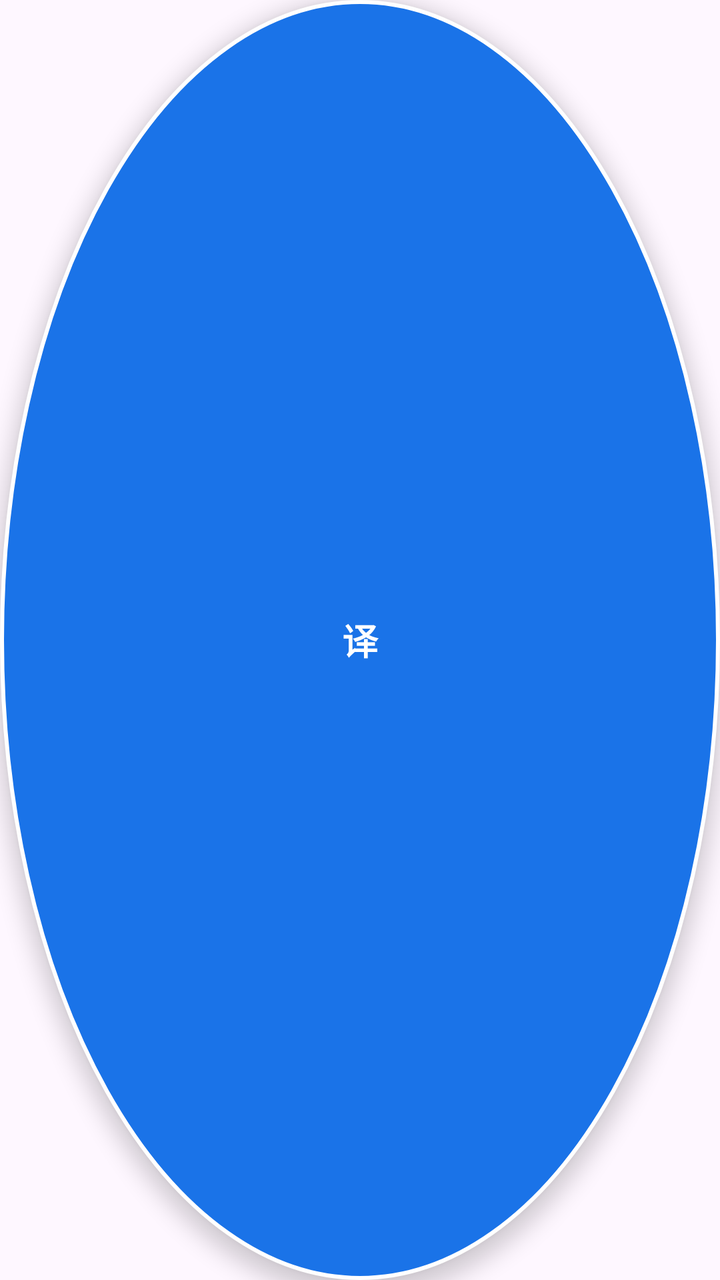
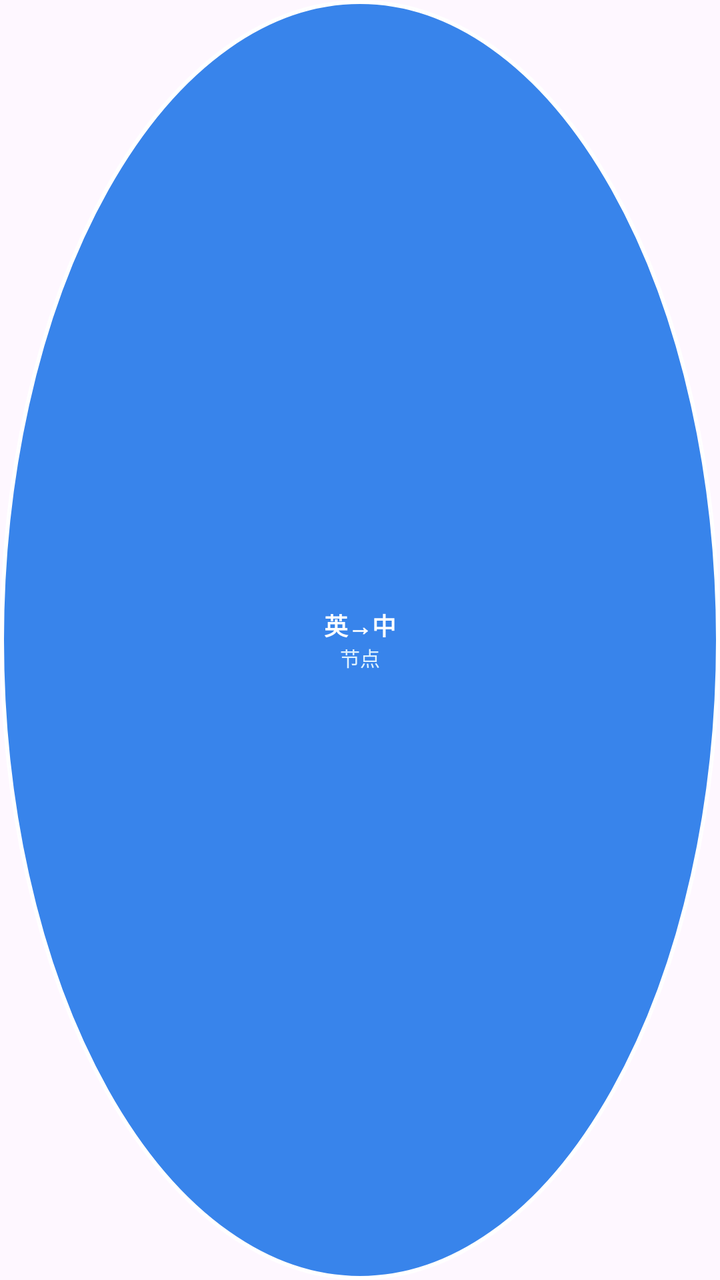

Screens rendered from an Android XML layout before and after an edit, with the pre-edit source and the edit as a unified diff.
<!-- AndroidManifest.xml: application theme Theme.FloatTranslate -->
<!-- res/layout/layout_floating_bubble.xml -->
<?xml version="1.0" encoding="utf-8"?>
<FrameLayout xmlns:android="http://schemas.android.com/apk/res/android"
    android:layout_width="52dp"
    android:layout_height="52dp"
    android:background="@drawable/bg_floating_bubble"
    android:elevation="6dp">

    <TextView
        android:layout_width="match_parent"
        android:layout_height="match_parent"
        android:gravity="center"
        android:text="译"
        android:textColor="#FFFFFF"
        android:textSize="18sp"
        android:textStyle="bold" />
</FrameLayout>
<!-- resources referenced by this layout -->
<resources>
  <!-- drawable bg_floating_bubble (drawable) -->
  <?xml version="1.0" encoding="utf-8"?>
  <shape xmlns:android="http://schemas.android.com/apk/res/android"
      android:shape="oval">
      <solid android:color="#1A73E8" />
      <stroke android:width="2dp" android:color="#FFFFFF" />
  </shape>
  <style name="Theme.FloatTranslate" parent="Theme.Material3.DayNight.NoActionBar">
          <item name="colorPrimary">#1A73E8</item>
          <item name="colorOnPrimary">#FFFFFF</item>
      </style>
</resources>

<!-- the commit's change to res/layout/layout_floating_bubble.xml (unified diff, before → after) -->
@@ -1,16 +1,27 @@
 <?xml version="1.0" encoding="utf-8"?>
-<FrameLayout xmlns:android="http://schemas.android.com/apk/res/android"
-    android:layout_width="52dp"
-    android:layout_height="52dp"
+<LinearLayout xmlns:android="http://schemas.android.com/apk/res/android"
+    android:layout_width="56dp"
+    android:layout_height="56dp"
     android:background="@drawable/bg_floating_bubble"
-    android:elevation="6dp">
+    android:elevation="6dp"
+    android:gravity="center"
+    android:orientation="vertical"
+    android:padding="2dp">
 
     <TextView
-        android:layout_width="match_parent"
-        android:layout_height="match_parent"
-        android:gravity="center"
-        android:text="译"
+        android:id="@+id/tvBubbleDir"
+        android:layout_width="wrap_content"
+        android:layout_height="wrap_content"
+        android:text="英→中"
         android:textColor="#FFFFFF"
-        android:textSize="18sp"
+        android:textSize="12sp"
         android:textStyle="bold" />
-</FrameLayout>
+
+    <TextView
+        android:id="@+id/tvBubbleMode"
+        android:layout_width="wrap_content"
+        android:layout_height="wrap_content"
+        android:text="节点"
+        android:textColor="#E0F2FE"
+        android:textSize="10sp" />
+</LinearLayout>
<!-- resource entries referenced after the edit -->
@@ -4,7 +4,7 @@
   <?xml version="1.0" encoding="utf-8"?>
   <shape xmlns:android="http://schemas.android.com/apk/res/android"
       android:shape="oval">
-      <solid android:color="#1A73E8" />
+      <solid android:color="#DD1A73E8" />
       <stroke android:width="2dp" android:color="#FFFFFF" />
   </shape>
   <style name="Theme.FloatTranslate" parent="Theme.Material3.DayNight.NoActionBar">
